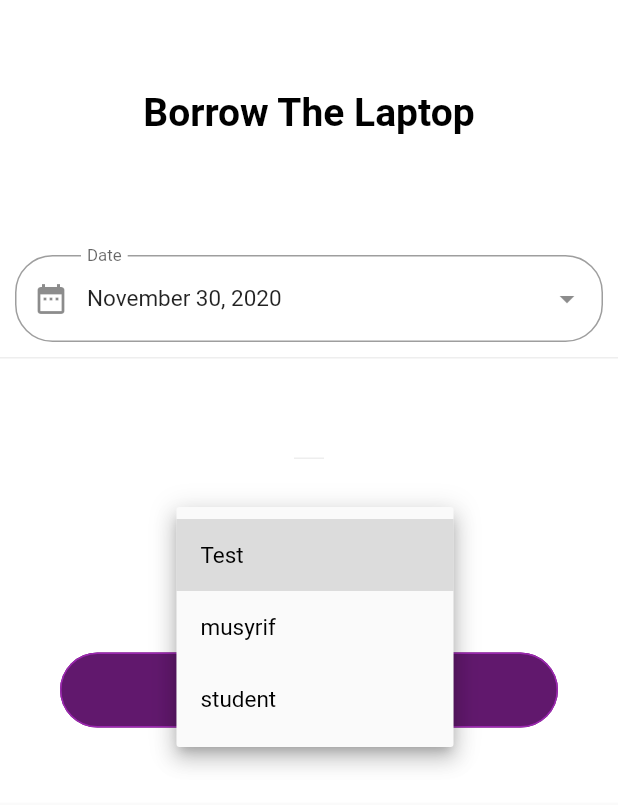
After one commit to rabbanee/borrowing, a Flutter app: the BorrowPage screen opened directly, after a tap on "Teacher In Charge", on a phone screen of 412 x 824 dp. The commit adds this screen. Shown: the top 805 px of the screen. Run offline on Flutter 3.47's test engine with Material 2 defaults, Android fonts, the phone set to English and light mode, and no system bars; our stand-ins replace bloc, email_validator, equatable, flutter_bloc, flutter_secure_storage, formz and 1 more; accounts and stored records are empty.

Commit message:
borrow form

```diff
--- a/lib/bloc/bloc.dart
+++ b/lib/bloc/bloc.dart
@@ -1,4 +1,6 @@
 export 'forgot_password/forgot_password_bloc.dart';
 export 'authentication/authentication_bloc.dart';
 export 'login/login_bloc.dart';
+export 'borrow/borrow_bloc.dart';
+
 export 'register/register_bloc.dart';
--- /dev/null
+++ b/lib/bloc/borrow/borrow_bloc.dart
@@ -0,0 +1,96 @@
+import 'dart:async';
+
+import 'package:authentication_repository/authentication_repository.dart';
+import 'package:bloc/bloc.dart';
+import 'package:borrowing/models/reason.dart';
+import 'package:equatable/equatable.dart';
+import 'package:formz/formz.dart';
+import 'package:borrowing/models/models.dart';
+import 'package:intl/intl.dart';
+import 'package:meta/meta.dart';
+
+part 'borrow_event.dart';
+part 'borrow_state.dart';
+
+class BorrowBloc extends Bloc<BorrowEvent, BorrowState> {
+  BorrowBloc({
+    @required AuthenticationRepository authenticationRepository,
+  })  : assert(authenticationRepository != null),
+        _authenticationRepository = authenticationRepository,
+        super(const BorrowState());
+
+  final AuthenticationRepository _authenticationRepository;
+
+  @override
+  Stream<BorrowState> mapEventToState(
+    BorrowEvent event,
+  ) async* {
+    if (event is BorrowReasonChanged) {
+      yield _mapReasonChangedToState(event, state);
+    } else if (event is BorrowTeacherInChargeChanged) {
+      yield _mapTeacherInChargeChangedToState(event, state);
+    } else if (event is BorrowDateChanged) {
+      yield _mapDateChangedToState(event, state);
+    } else if (event is BorrowSubmitted) {
+      yield* _mapBorrowSubmittedToState(event, state);
+    }
+  }
+
+  BorrowState _mapDateChangedToState(
+    BorrowDateChanged event,
+    BorrowState state,
+  ) {
+    final borrowDate = BorrowDate.dirty(event.borrowDate);
+    return state.copyWith(
+      borrowDate: borrowDate,
+      status: Formz.validate([state.teacherInCharge, state.reason]),
+    );
+  }
+
+  BorrowState _mapTeacherInChargeChangedToState(
+    BorrowTeacherInChargeChanged event,
+    BorrowState state,
+  ) {
+    final teacherInCharge = TeacherInCharge.dirty(event.teacherInCharge);
+    return state.copyWith(
+      teacherInCharge: teacherInCharge,
+      status: Formz.validate([teacherInCharge, state.reason]),
+    );
+  }
+
+  BorrowState _mapReasonChangedToState(
+    BorrowReasonChanged event,
+    BorrowState state,
+  ) {
+    final reason = Reason.dirty(event.reason);
+    return state.copyWith(
+      reason: reason,
+      status: Formz.validate([reason]),
+    );
+  }
+
+  Stream<BorrowState> _mapBorrowSubmittedToState(
+    BorrowSubmitted event,
+    BorrowState state,
+  ) async* {
+    if (state.status.isValidated) {
+      yield state.copyWith(status: FormzStatus.submissionInProgress);
+      try {
+        print('masuk');
+        // String response = await _authenticationRepository.logIn(
+        //   email: state.email.value,
+        //   password: state.password.value,
+        // );
+        // if (response == 'error') {
+        //   yield state.copyWith(status: FormzStatus.submissionFailure);
+        // }
+
+        // if (response == 'success') {
+        //   yield state.copyWith(status: FormzStatus.submissionInProgress);
+        // }
+      } on Exception catch (_) {
+        yield state.copyWith(status: FormzStatus.submissionFailure);
+      }
+    }
+  }
+}
--- /dev/null
+++ b/lib/bloc/borrow/borrow_event.dart
@@ -0,0 +1,39 @@
+part of 'borrow_bloc.dart';
+
+abstract class BorrowEvent extends Equatable {
+  const BorrowEvent();
+
+  @override
+  List<Object> get props => [];
+}
+
+class BorrowReasonChanged extends BorrowEvent {
+  const BorrowReasonChanged(this.reason);
+
+  final String reason;
+
+  @override
+  List<Object> get props => [reason];
+}
+
+class BorrowDateChanged extends BorrowEvent {
+  const BorrowDateChanged(this.borrowDate);
+
+  final String borrowDate;
+
+  @override
+  List<Object> get props => [borrowDate];
+}
+
+class BorrowTeacherInChargeChanged extends BorrowEvent {
+  const BorrowTeacherInChargeChanged(this.teacherInCharge);
+
+  final String teacherInCharge;
+
+  @override
+  List<Object> get props => [teacherInCharge];
+}
+
+class BorrowSubmitted extends BorrowEvent {
+  const BorrowSubmitted();
+}
--- /dev/null
+++ b/lib/bloc/borrow/borrow_state.dart
@@ -0,0 +1,32 @@
+part of 'borrow_bloc.dart';
+
+class BorrowState extends Equatable {
+  const BorrowState({
+    this.status = FormzStatus.pure,
+    this.reason = const Reason.pure(),
+    this.borrowDate = const BorrowDate.pure(),
+    this.teacherInCharge = const TeacherInCharge.pure(),
+  });
+
+  final FormzStatus status;
+  final Reason reason;
+  final BorrowDate borrowDate;
+  final TeacherInCharge teacherInCharge;
+
+  BorrowState copyWith({
+    FormzStatus status,
+    Reason reason,
+    TeacherInCharge teacherInCharge,
+    BorrowDate borrowDate,
+  }) {
+    return BorrowState(
+      status: status ?? this.status,
+      reason: reason ?? this.reason,
+      teacherInCharge: teacherInCharge ?? this.teacherInCharge,
+      borrowDate: borrowDate ?? this.borrowDate,
+    );
+  }
+
+  @override
+  List<Object> get props => [status, reason, teacherInCharge, borrowDate];
+}
--- /dev/null
+++ b/lib/models/borrow_date.dart
@@ -0,0 +1,15 @@
+import 'package:formz/formz.dart';
+
+enum BorrowDateValidationError { empty, invalid }
+
+class BorrowDate extends FormzInput<String, BorrowDateValidationError> {
+  const BorrowDate.pure() : super.pure('');
+  const BorrowDate.dirty([String value = '']) : super.dirty(value);
+
+  @override
+  BorrowDateValidationError validator(String value) {
+    return value.trim()?.isNotEmpty == true
+        ? null
+        : BorrowDateValidationError.empty;
+  }
+}
--- a/lib/models/models.dart
+++ b/lib/models/models.dart
@@ -2,5 +2,7 @@ import 'dart:convert';
 export 'email.dart';
 export 'password.dart';
 export 'name.dart';
+export 'teacher_in_charge.dart';
+export 'borrow_date.dart';
 export 'loaning_history.dart';
 part './token.dart';
--- /dev/null
+++ b/lib/models/reason.dart
@@ -0,0 +1,15 @@
+import 'package:formz/formz.dart';
+
+enum ReasonValidationError { empty }
+
+class Reason extends FormzInput<String, ReasonValidationError> {
+  const Reason.pure() : super.pure('');
+  const Reason.dirty([String value = '']) : super.dirty(value);
+
+  @override
+  ReasonValidationError validator(String value) {
+    return value.trim()?.isNotEmpty == true
+        ? null
+        : ReasonValidationError.empty;
+  }
+}
--- /dev/null
+++ b/lib/models/teacher_in_charge.dart
@@ -0,0 +1,16 @@
+import 'package:formz/formz.dart';
+
+enum TeacherInChargeValidationError { empty }
+
+class TeacherInCharge
+    extends FormzInput<String, TeacherInChargeValidationError> {
+  const TeacherInCharge.pure() : super.pure('');
+  const TeacherInCharge.dirty([String value = '']) : super.dirty(value);
+
+  @override
+  TeacherInChargeValidationError validator(String value) {
+    return value.trim()?.isNotEmpty == true
+        ? null
+        : TeacherInChargeValidationError.empty;
+  }
+}
--- /dev/null
+++ b/lib/views/components/borrow_form.dart
@@ -0,0 +1,178 @@
+part of '../views.dart';
+
+class BorrowForm extends StatefulWidget {
+  @override
+  BorrowForm({Key key, @required this.borrow}) : super(key: key);
+  final String borrow;
+  _BorrowFormState createState() => _BorrowFormState();
+}
+
+class _BorrowFormState extends State<BorrowForm> {
+  String date = new DateFormat('yyyy-MM-dd').format(DateTime.now());
+
+  void initState() {
+    context.read<BorrowBloc>().add(BorrowDateChanged(this.date));
+    super.initState();
+  }
+
+  @override
+  Widget build(BuildContext context) {
+    return BlocListener<BorrowBloc, BorrowState>(
+      listener: (context, state) {
+        if (state.status.isSubmissionFailure) {
+          Scaffold.of(context)
+            ..hideCurrentSnackBar()
+            ..showSnackBar(
+              const SnackBar(content: Text('Authentication Failure')),
+            );
+        }
+      },
+      child: Column(
+        crossAxisAlignment: CrossAxisAlignment.center,
+        children: [
+          SizedBox(height: 50),
+          Padding(
+            padding: EdgeInsets.all(10),
+            child: Column(
+              crossAxisAlignment: CrossAxisAlignment.start,
+              children: [
+                Text(
+                  "Borrow The ${widget.borrow}",
+                  style: TextStyle(
+                      color: Colors.black,
+                      fontSize: 26,
+                      fontWeight: FontWeight.bold),
+                ),
+              ],
+            ),
+          ),
+          Column(
+            children: [
+              SizedBox(height: 60),
+              Container(
+                child: Column(
+                  children: [
+                    Container(
+                      padding: EdgeInsets.all(10),
+                      decoration: BoxDecoration(
+                        border: Border(
+                          bottom: BorderSide(
+                            color: Colors.grey[200],
+                          ),
+                        ),
+                      ),
+                      child: DateInput(),
+                    ),
+                    SizedBox(height: 30),
+                    Container(
+                      padding: EdgeInsets.all(10),
+                      decoration: BoxDecoration(
+                        border: Border(
+                          bottom: BorderSide(
+                            color: Colors.grey[200],
+                          ),
+                        ),
+                      ),
+                      child: _ReasonInput(),
+                    ),
+                    SizedBox(height: 30),
+                    Container(
+                      padding: EdgeInsets.all(10),
+                      decoration: BoxDecoration(
+                        border: Border(
+                          bottom: BorderSide(
+                            color: Colors.grey[200],
+                          ),
+                        ),
+                      ),
+                      child: TeacherInChargeInput(),
+                    ),
+                    SizedBox(height: 30),
+                    _BorrowButton(),
+                    SizedBox(height: 50),
+                  ],
+                ),
+              )
+            ],
+          ),
+        ],
+      ),
+    );
+  }
+}
+
+class _ReasonInput extends StatelessWidget {
+  @override
+  Widget build(BuildContext context) {
+    return BlocBuilder<BorrowBloc, BorrowState>(
+      buildWhen: (previous, current) => previous.reason != current.reason,
+      builder: (context, state) {
+        print(state.borrowDate.value);
+        if (state.borrowDate.value == '') {
+          return Text('');
+        }
+        return TextField(
+          key: const Key('BorrowForm_reasonInput_textField'),
+          onChanged: (reason) =>
+              context.read<BorrowBloc>().add(BorrowReasonChanged(reason)),
+          maxLines: 8,
+          decoration: InputDecoration(
+            prefixIcon: Icon(Icons.article_outlined),
+            hintText: "Reason",
+            hintStyle: TextStyle(color: Colors.grey),
+            fillColor: Colors.white,
+            border: OutlineInputBorder(
+              borderRadius: BorderRadius.circular(25),
+              borderSide: BorderSide(color: Colors.grey),
+            ),
+            errorText: state.reason.invalid ? 'invalid reason' : null,
+          ),
+          style: TextStyle(fontSize: 15),
+        );
+      },
+    );
+  }
+}
+
+class _BorrowButton extends StatelessWidget {
+  @override
+  Widget build(BuildContext context) {
+    return BlocBuilder<BorrowBloc, BorrowState>(
+      buildWhen: (previous, current) => previous.status != current.status,
+      builder: (context, state) {
+        return state.status.isSubmissionInProgress
+            ? const CircularProgressIndicator()
+            : Container(
+                height: 50,
+                margin: EdgeInsets.symmetric(horizontal: 40),
+                width: double.infinity,
+                decoration: BoxDecoration(
+                    borderRadius: BorderRadius.circular(50),
+                    color: Colors.purple),
+                child: RaisedButton(
+                  key: const Key('BorrowForm_continue_raisedButton'),
+                  color: Colors.purple,
+                  shape: RoundedRectangleBorder(
+                    borderRadius: BorderRadius.circular(50),
+                    side: BorderSide(color: Colors.purple),
+                  ),
+                  child: const Text(
+                    'Borrow',
+                    style: TextStyle(
+                        color: Colors.white,
+                        fontWeight: FontWeight.bold,
+                        fontSize: 15),
+                  ),
+                  onPressed: state.status.isValidated
+                      ? () {
+                          context
+                              .read<BorrowBloc>()
+                              .add(const BorrowSubmitted());
+                        }
+                      : null,
+                ),
+              );
+      },
+    );
+  }
+}
--- /dev/null
+++ b/lib/views/components/date_input.dart
@@ -0,0 +1,63 @@
+part of '../views.dart';
+
+class DateInput extends StatefulWidget {
+  @override
+  _DateInputState createState() => _DateInputState();
+}
+
+class _DateInputState extends State<DateInput> {
+  DateFormat _dateFormat = new DateFormat('yyyy-MM-dd');
+  DateTime selectedDate = DateTime.now();
+  TextEditingController _controllerDate = TextEditingController();
+
+  @override
+  void initState() {
+    _controllerDate..text = DateFormat.yMMMMd().format(selectedDate);
+    super.initState();
+  }
+
+  _selectDate(BuildContext context) async {
+    final DateTime picked = await showDatePicker(
+      context: context,
+      initialDate: selectedDate, // Refer step 1
+      firstDate: DateTime(2000),
+      lastDate: DateTime(2025),
+    );
+    if (picked != null && picked != selectedDate) {
+      _controllerDate..text = DateFormat.yMMMd().format(picked);
+      selectedDate = picked;
+      context
+          .read<BorrowBloc>()
+          .add(const BorrowDateChanged(_dateFormat.format(selectedDate)));
+    }
+  }
+
+  @override
+  Widget build(BuildContext context) {
+    return BlocBuilder<BorrowBloc, BorrowState>(
+      buildWhen: (previous, current) =>
+          previous.borrowDate != current.borrowDate,
+      builder: (context, state) {
+        return TextField(
+          key: const Key('BorrowForm_reasonInput_textField'),
+          controller: _controllerDate,
+          decoration: InputDecoration(
+            labelText: "Date",
+            prefixIcon: Icon(Icons.date_range),
+            suffixIcon: Icon(Icons.arrow_drop_down),
+            hintStyle: TextStyle(color: Colors.grey),
+            fillColor: Colors.white,
+            border: OutlineInputBorder(
+              borderRadius: BorderRadius.circular(25),
+              borderSide: BorderSide(color: Colors.grey),
+            ),
+            errorText: state.reason.invalid ? 'invalid reason' : null,
+          ),
+          style: TextStyle(fontSize: 15),
+          onTap: () => _selectDate(context),
+          readOnly: true,
+        );
+      },
+    );
+  }
+}
--- /dev/null
+++ b/lib/views/components/teacher_in_charge_input.dart
@@ -0,0 +1,46 @@
+part of '../views.dart';
+
+class TeacherInChargeInput extends StatefulWidget {
+  @override
+  _TeacherInChargeInputState createState() => _TeacherInChargeInputState();
+}
+
+class _TeacherInChargeInputState extends State<TeacherInChargeInput> {
+  String _roleItem;
+
+  @override
+  Widget build(BuildContext context) {
+    return BlocBuilder<BorrowBloc, BorrowState>(
+      buildWhen: (previous, current) =>
+          previous.teacherInCharge != current.teacherInCharge,
+      builder: (context, state) {
+        return DropdownButton(
+          key: const Key('BorrowForm_teacherInChargeInput_textField'),
+          value: _roleItem,
+          hint: Text('Teacher In Charge'),
+          onChanged: (teacherInCharge) {
+            context
+                .read<BorrowBloc>()
+                .add(BorrowTeacherInChargeChanged(teacherInCharge));
+
+            setState(() {
+              _roleItem = teacherInCharge;
+            });
+          },
+          items: ['Test', 'musyrif', 'student'].map((item) {
+            return DropdownMenuItem(
+              child: Text(
+                item,
+                style: TextStyle(
+                  color: Colors.black,
+                ),
+              ),
+              value: item,
+            );
+          }).toList(),
+          style: TextStyle(fontSize: 15),
+        );
+      },
+    );
+  }
+}
--- /dev/null
+++ b/lib/views/pages/borrow.dart
@@ -0,0 +1,37 @@
+part of '../views.dart';
+
+class BorrowPage extends StatelessWidget {
+  final String borrow;
+
+  BorrowPage({Key key, @required this.borrow}) : super(key: key);
+
+  static Route route(borrow) {
+    return MaterialPageRoute<void>(
+      builder: (_) => BorrowPage(
+        borrow: borrow,
+      ),
+    );
+  }
+
+  @override
+  Widget build(BuildContext context) {
+    return Scaffold(
+      body: SingleChildScrollView(
+        child: Container(
+          color: Colors.white,
+          child: BlocProvider(
+            create: (context) {
+              return BorrowBloc(
+                authenticationRepository:
+                    RepositoryProvider.of<AuthenticationRepository>(context),
+              );
+            },
+            child: BorrowForm(
+              borrow: borrow,
+            ),
+          ),
+        ),
+      ),
+    );
+  }
+}
--- a/lib/views/pages/home.dart
+++ b/lib/views/pages/home.dart
@@ -68,12 +68,24 @@ class HomePage extends StatelessWidget {
                           borderRadius: BorderRadius.circular(30),
                           color: Colors.purple[200]),
                       child: Center(
+                        child: GestureDetector(
+                          onTap: () {
+                            Navigator.push(
+                              context,
+                              MaterialPageRoute(
+                                builder: (context) => BorrowPage(
+                                  borrow: 'Laptop',
+                                ),
+                              ),
+                            );
+                          },
                           child: Text(
                             "Borrow The Laptop",
                             style: TextStyle(
                                 color: Colors.white,
                                 fontWeight: FontWeight.bold,
                                 fontSize: 15),
+                          ),
                         ),
                       ),
                     ),
@@ -85,12 +97,24 @@ class HomePage extends StatelessWidget {
                           borderRadius: BorderRadius.circular(50),
                           color: Colors.purple[300]),
                       child: Center(
+                        child: GestureDetector(
+                          onTap: () {
+                            Navigator.push(
+                              context,
+                              MaterialPageRoute(
+                                builder: (context) => BorrowPage(
+                                  borrow: 'Handphone',
+                                ),
+                              ),
+                            );
+                          },
                           child: Text(
-                          "Borrow The HandPhone",
+                            "Borrow The Handphone",
                             style: TextStyle(
                                 color: Colors.white,
                                 fontWeight: FontWeight.bold,
                                 fontSize: 15),
+                          ),
                         ),
                       ),
                     ),
--- a/lib/views/views.dart
+++ b/lib/views/views.dart
@@ -8,14 +8,19 @@ import 'package:formz/formz.dart';
 import 'package:shimmer/shimmer.dart';
 import '../view_models/view_models.dart';
 import 'package:borrowing/models/models.dart';
+import 'package:intl/intl.dart';
 
 part 'components/recent.dart';
 part 'components/drawer_home.dart';
+part 'components/date_input.dart';
+part 'components/teacher_in_charge_input.dart';
 part 'components/forgot_password_form.dart';
 part 'components/login_form.dart';
+part 'components/borrow_form.dart';
 part 'components/regis_form.dart';
 part 'components/loading_indicator.dart';
 part 'pages/login.dart';
+part 'pages/borrow.dart';
 part 'pages/register.dart';
 part 'pages/splash.dart';
 part 'pages/home.dart';
--- a/pubspec.yaml
+++ b/pubspec.yaml
@@ -25,6 +25,7 @@ dependencies:
     sdk: flutter
   bloc: ^6.1.0
   flutter_bloc: ^6.1.1
+  intl: ^0.16.1
   meta: ^1.1.8
   equatable: ^1.2.5
   formz: ^0.3.1
```
Also changed, not shown: pubspec.lock, 1 other file. Lines whose indentation alone changed are shown as unchanged.
